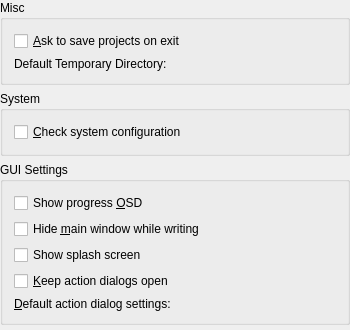
Above: src/option/base_k3bmiscoptiontab.ui from KDE/k3b before the change. Below: the same form after it.
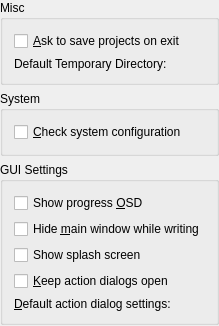
That is the form after the change. Custom widgets are drawn as their Qt base class.

Patch:
```diff
--- a/src/option/base_k3bmiscoptiontab.ui
+++ b/src/option/base_k3bmiscoptiontab.ui
@@ -2,14 +2,6 @@
 <ui version="4.0">
  <class>base_K3bMiscOptionTab</class>
  <widget class="QWidget" name="base_K3bMiscOptionTab">
-  <property name="geometry">
-   <rect>
-    <x>0</x>
-    <y>0</y>
-    <width>350</width>
-    <height>330</height>
-   </rect>
-  </property>
   <layout class="QVBoxLayout">
    <property name="margin">
     <number>0</number>
@@ -168,8 +160,8 @@
      </property>
      <property name="sizeHint" stdset="0">
       <size>
-       <width>31</width>
-       <height>0</height>
+       <width>1</width>
+       <height>1</height>
       </size>
      </property>
     </spacer>
```
